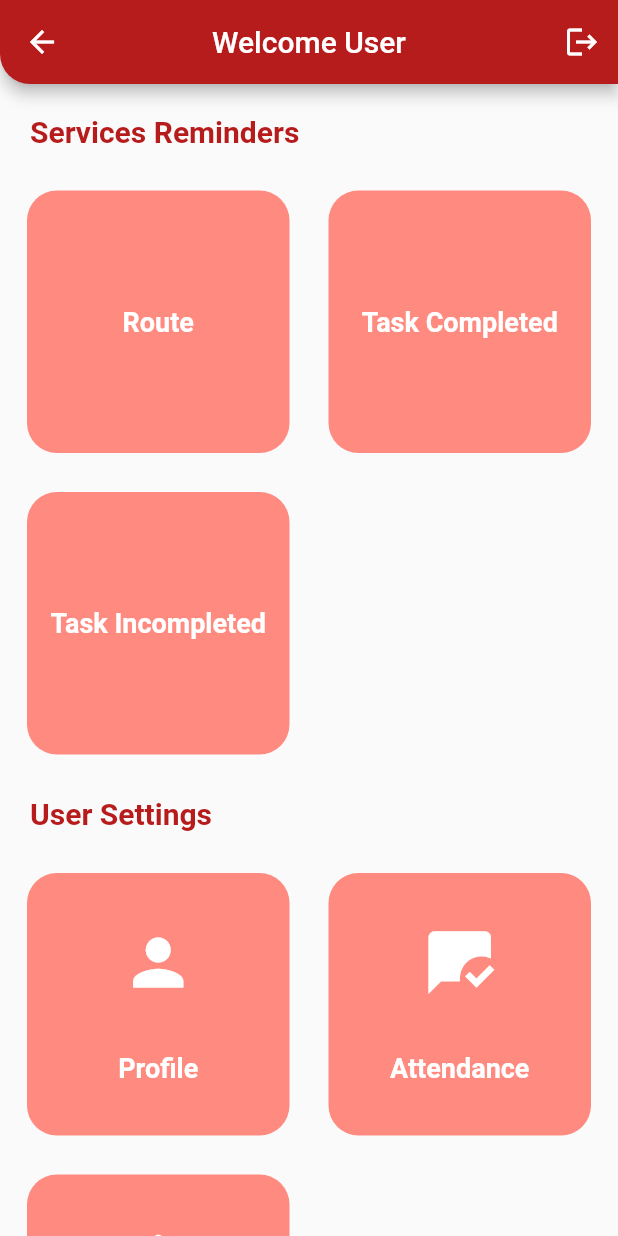
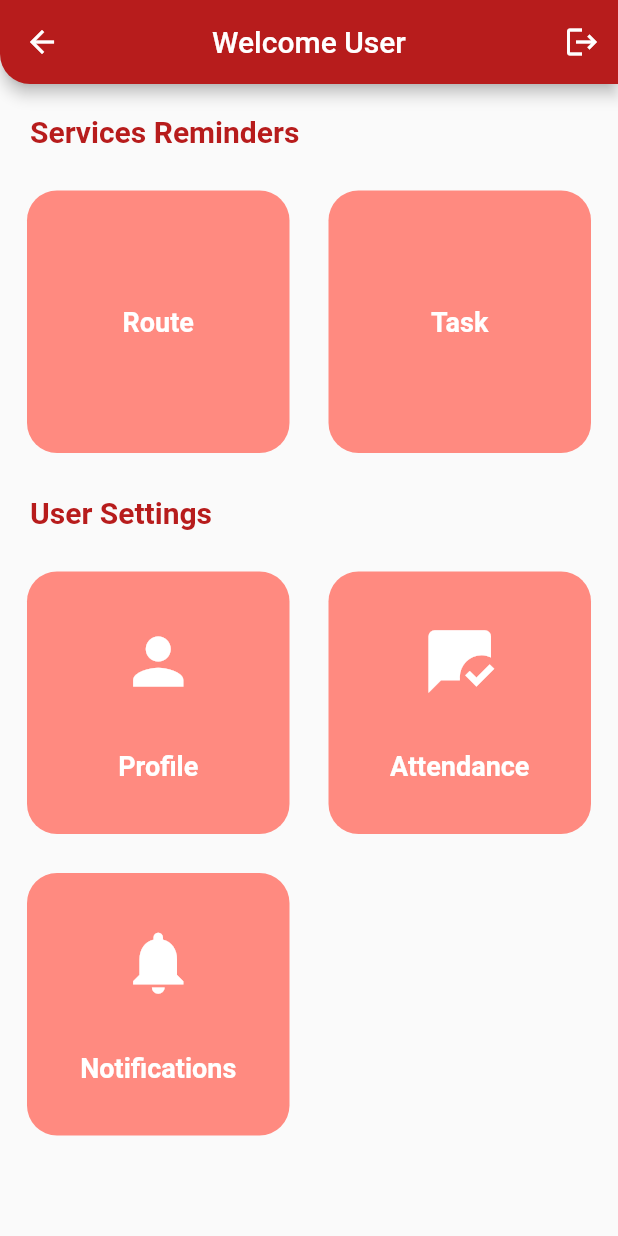
Before and after one commit to hetalPoriya/DevisSurgico, a Flutter app: the HomeScreen screen opened directly, on a phone screen of 412 x 824 dp. Run offline on Flutter 3.47's test engine with Material 2 defaults, Android fonts, the phone set to English and light mode, and no system bars; our stand-ins replace dio, geolocator, image_picker, shared_preferences; accounts and stored records are empty.

Commit message:
fix screen

```diff
--- a/lib/components_screen/route_screens/route.dart
+++ b/lib/components_screen/route_screens/route.dart
@@ -1,8 +1,6 @@
 import 'dart:developer';
-
 import 'package:driver_apps/components_screen/route_screens/route_detail.dart';
 import 'package:flutter/material.dart';
-
 import '../../api/LoginApi.dart';
 import '../../model/Route_by_hospital_model.dart';
 
--- a/lib/home_screen/home.dart
+++ b/lib/home_screen/home.dart
@@ -1,5 +1,4 @@
 import 'package:driver_apps/components_screen/attendance.dart';
-import 'package:driver_apps/components_screen/task_incomplete_screen.dart';
 import 'package:driver_apps/logIn_screen/login.dart';
 import 'package:driver_apps/components_screen/profile.dart';
 import 'package:driver_apps/components_screen/route_screens/route.dart';
@@ -28,18 +27,10 @@ class _HomeScreenState extends State<HomeScreen> {
     },
 
     {
-      'title': "Task Completed",
+      'title': "Task",
       'page': const TaskCompleteSCreen(
         id: '2',
         name: "taskComplete",
-      )
-
-    },
-    {
-      'title': "Task Incompleted",
-      'page': const TaskIncomplete(
-        id: '3',
-        name: "taskIncomplete",
       )
 
     },
@@ -56,7 +47,7 @@ class _HomeScreenState extends State<HomeScreen> {
     {
       'title': "Attendance",
       'icon': Icons.mark_chat_read,
-      'page': const Attendance(
+      'page':  Attendance(
         id: '2',
         name: "Attendance",
       )
```
Also changed, not shown: lib/components_screen/task_incomplete_screen.dart (deleted, +0 -68 lines), 1 other file.
